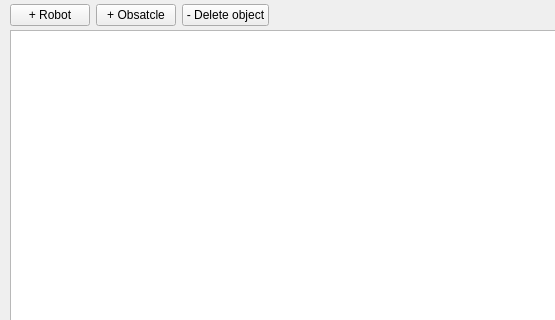
The window that forms/mainwindow.ui (pomjak/robotCollisionDetection) describes before a commit, drawn with Qt 5; both pictures show x 0 to 555 and y 0 to 320 of the 1221 by 877 pixel window.
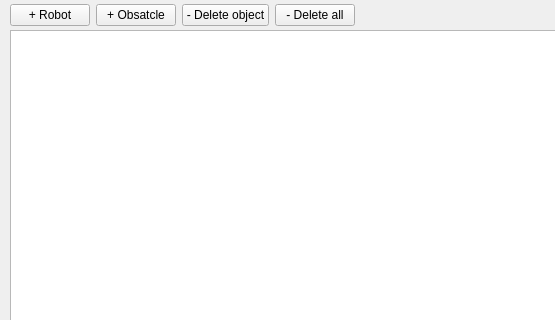
The same window after the commit.

Commit message: feat(form): adding delte all button

```diff
--- a/forms/mainwindow.ui
+++ b/forms/mainwindow.ui
@@ -216,6 +216,13 @@
        </property>
       </widget>
      </item>
+     <item>
+      <widget class="QPushButton" name="deleteAllButton">
+       <property name="text">
+        <string>- Delete all</string>
+       </property>
+      </widget>
+     </item>
      <item>
       <spacer name="horizontalSpacer_3">
        <property name="orientation">
```
